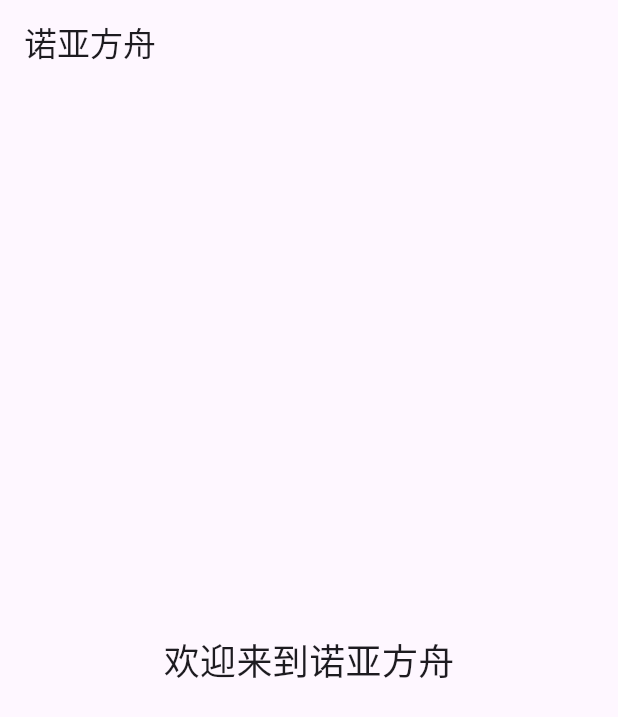
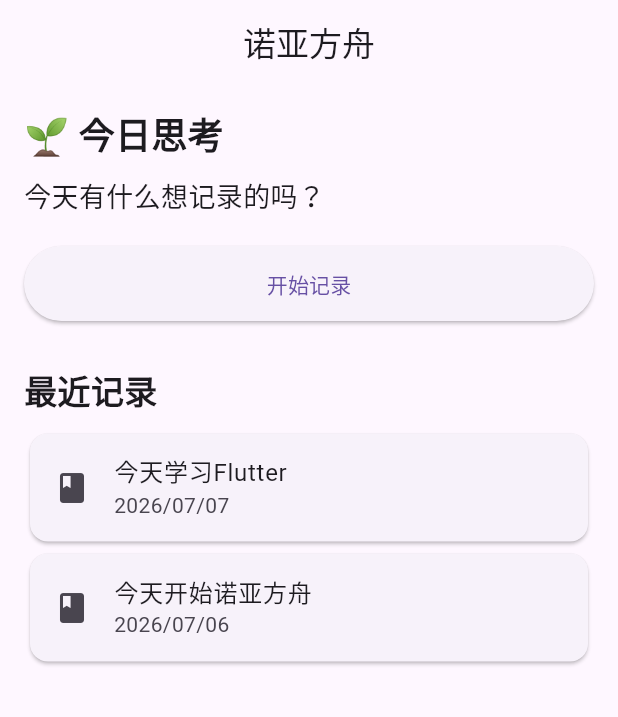
Before and after one commit to ASAXAE/noahs_ark, a Flutter app: the screen it shows after launch, on a phone screen of 412 x 824 dp. Shown: the top 717 px of the screen. Run offline on Flutter 3.47's test engine with Material 3 defaults, Android fonts, the phone set to English and light mode, and no system bars.

Commit message:
Day 2: Build home page UI

```diff
--- a/lib/main.dart
+++ b/lib/main.dart
@@ -1,4 +1,5 @@
 import 'package:flutter/material.dart';
+import 'screens/home/home_page.dart';
 
 void main() {
   runApp(const NoahApp());
@@ -10,14 +11,9 @@ class NoahApp extends StatelessWidget {
   @override
   Widget build(BuildContext context) {
     return MaterialApp(
+      debugShowCheckedModeBanner: false,
       title: "Noah's Ark",
-      debugShowCheckedModeBanner: false,
-      home: Scaffold(
-        appBar: AppBar(title: const Text("诺亚方舟")),
-        body: const Center(
-          child: Text("欢迎来到诺亚方舟", style: TextStyle(fontSize: 24)),
-        ),
-      ),
+      home: const HomePage(),
     );
   }
 }
--- /dev/null
+++ b/lib/screens/home/home_page.dart
@@ -0,0 +1,64 @@
+import 'package:flutter/material.dart';
+
+class HomePage extends StatelessWidget {
+  const HomePage({super.key});
+
+  @override
+  Widget build(BuildContext context) {
+    return Scaffold(
+      appBar: AppBar(title: const Text("诺亚方舟"), centerTitle: true),
+      body: Padding(
+        padding: const EdgeInsets.all(16),
+        child: Column(
+          crossAxisAlignment: CrossAxisAlignment.start,
+          children: [
+            const Text(
+              "🌱 今日思考",
+              style: TextStyle(fontSize: 24, fontWeight: FontWeight.bold),
+            ),
+
+            const SizedBox(height: 10),
+
+            const Text("今天有什么想记录的吗？", style: TextStyle(fontSize: 18)),
+
+            const SizedBox(height: 20),
+
+            SizedBox(
+              width: double.infinity,
+              height: 50,
+              child: ElevatedButton(
+                onPressed: () {},
+                child: const Text("开始记录"),
+              ),
+            ),
+
+            const SizedBox(height: 30),
+
+            const Text(
+              "最近记录",
+              style: TextStyle(fontSize: 22, fontWeight: FontWeight.bold),
+            ),
+
+            const SizedBox(height: 10),
+
+            Card(
+              child: ListTile(
+                leading: const Icon(Icons.book),
+                title: const Text("今天学习Flutter"),
+                subtitle: const Text("2026/07/07"),
+              ),
+            ),
+
+            Card(
+              child: ListTile(
+                leading: const Icon(Icons.book),
+                title: const Text("今天开始诺亚方舟"),
+                subtitle: const Text("2026/07/06"),
+              ),
+            ),
+          ],
+        ),
+      ),
+    );
+  }
+}
```
